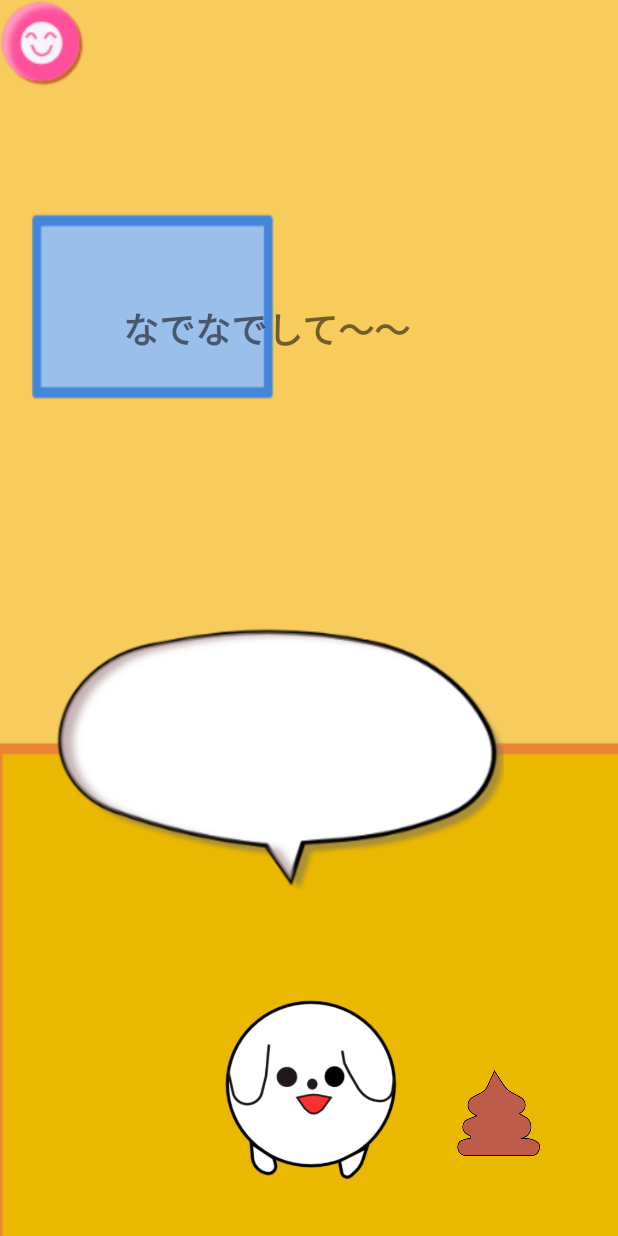
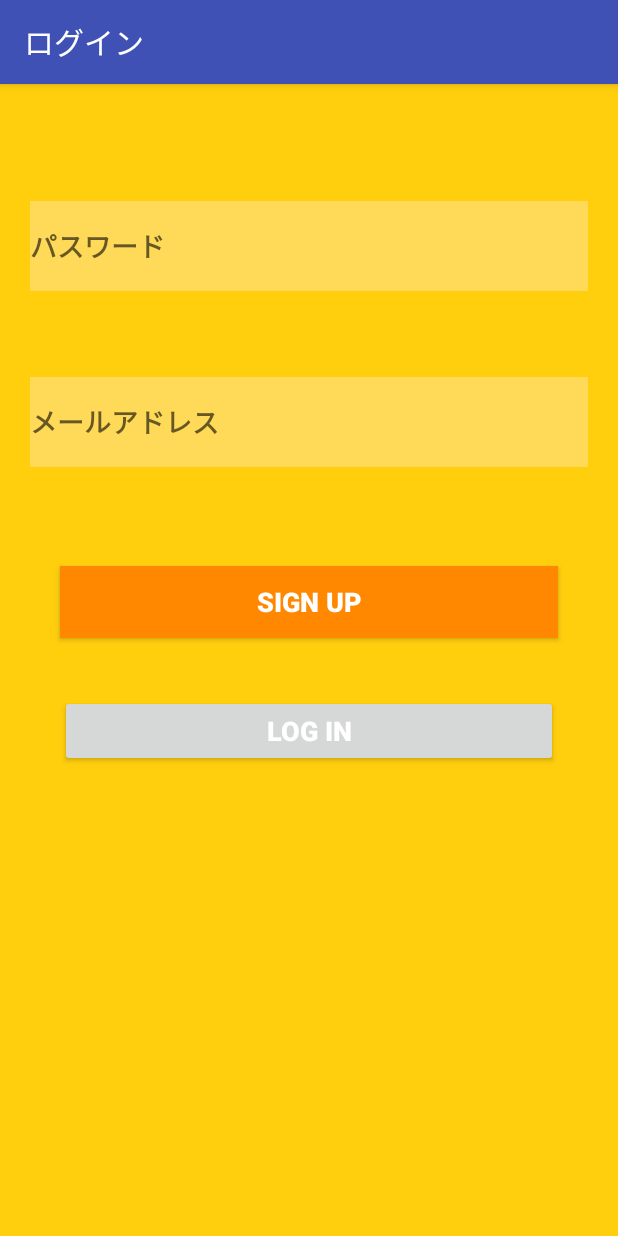
Before and after one commit to youko-wakou/PalamFairyGame-master, an Android app: the screen it shows after launch (MainActivity before the commit, LoginActivity after it), on a phone screen of 412 x 824 dp. Run offline under Robolectric (Android 15) with nearby library versions, the phone set to English and light mode, and no system bars; our stand-ins replace Firebase (no records; nobody signed in at launch, a user with empty details on screens opened directly).

Commit message:
ログイン機能追記 ログインはできる

```diff
--- a/app/src/main/AndroidManifest.xml
+++ b/app/src/main/AndroidManifest.xml
@@ -19,6 +19,7 @@
                 <category android:name="android.intent.category.LAUNCHER" />
             </intent-filter>
         </activity>
+        <activity android:name=".LoginActivity"></activity>
     </application>
 
 </manifest>
--- a/app/src/main/java/jp/palamfairy/project/android/palamfairygame/LoginActivity.java
+++ b/app/src/main/java/jp/palamfairy/project/android/palamfairygame/LoginActivity.java
@@ -3,6 +3,7 @@ package jp.palamfairy.project.android.palamfairygame;
 import android.app.AlertDialog;
 import android.app.ProgressDialog;
 import android.content.Context;
+import android.content.Intent;
 import android.os.Bundle;
 import android.support.annotation.NonNull;
 import android.support.design.widget.Snackbar;
@@ -11,6 +12,7 @@ import android.view.View;
 import android.view.inputmethod.InputMethodManager;
 import android.widget.Button;
 import android.widget.EditText;
+import android.widget.RelativeLayout;
 
 import com.google.android.gms.tasks.OnCompleteListener;
 import com.google.android.gms.tasks.Task;
@@ -41,15 +43,18 @@ public class LoginActivity extends AppCompatActivity {
     private AlertDialog.Builder loginErrorDialog;
     private boolean isCreateAccount = false;
     private InputMethodManager keyBoardShow;
+    private RelativeLayout loginViewLayout;
 
     protected void onCreate(Bundle savedInstanceState) {
         super.onCreate(savedInstanceState);
         setContentView(R.layout.activity_login);
+
 //        =========================レイアウトID取得=====================================================
         passwordEdit = (EditText) findViewById(R.id.password);
         emailEdit = (EditText) findViewById(R.id.email);
         loginButton = (Button) findViewById(R.id.login);
         signupButton = (Button) findViewById(R.id.sigin);
+        loginViewLayout = (RelativeLayout)findViewById(R.id.loginActivityView);
 //        ====================================================================================================
         Databasereference = FirebaseDatabase.getInstance().getReference();
         firebaseauth = FirebaseAuth.getInstance();
@@ -86,7 +91,7 @@ public class LoginActivity extends AppCompatActivity {
                     if(isCreateAccount){
                         loginProgressDialog.dismiss();
                     }else{
-                        Snackbar.make(v,"ログインに失敗しました",Snackbar.LENGTH_LONG).show();
+                        Snackbar.make(loginViewLayout,"ログインに失敗しました",Snackbar.LENGTH_LONG).show();
                         loginProgressDialog.dismiss();
                     }
                 }
@@ -128,7 +133,7 @@ public class LoginActivity extends AppCompatActivity {
         loginButton.setOnClickListener(new View.OnClickListener(){
             @Override
             public void onClick(View v){
-                keyBoardShow = (InputMethodManager)getSystemService(Context.INPUT_SERVICE);
+                keyBoardShow = (InputMethodManager)getSystemService(Context.INPUT_METHOD_SERVICE);
                 keyBoardShow.hideSoftInputFromWindow(v.getWindowToken(),InputMethodManager.HIDE_NOT_ALWAYS);
 
                 if(email.length() !=0 && password.length()>=6){
--- a/app/src/main/java/jp/palamfairy/project/android/palamfairygame/MainActivity.java
+++ b/app/src/main/java/jp/palamfairy/project/android/palamfairygame/MainActivity.java
@@ -1,5 +1,6 @@
 package jp.palamfairy.project.android.palamfairygame;
 
+import android.content.Intent;
 import android.graphics.drawable.AnimationDrawable;
 import android.media.AudioManager;
 import android.media.Image;
@@ -30,6 +31,9 @@ import android.widget.LinearLayout;
 import android.widget.RelativeLayout;
 import android.os.Handler;
 import android.widget.TextView;
+
+import com.google.firebase.auth.FirebaseAuth;
+import com.google.firebase.auth.FirebaseUser;
 
 import org.w3c.dom.Text;
 
@@ -92,6 +96,10 @@ public class MainActivity extends AppCompatActivity{
     private MediaPlayer selectPlayer;
     private MediaPlayer commentPlayer;
     private MediaPlayer menuOpenPlayer;
+    private Intent loginIntent;
+
+    private FirebaseUser userCheckFirebase;
+
 
     //    Handler mhandler= new Handler();
     private int random;
@@ -99,6 +107,13 @@ public class MainActivity extends AppCompatActivity{
     protected void onCreate(Bundle savedInstanceState) {
         super.onCreate(savedInstanceState);
         setContentView(R.layout.activity_main);
+//        =========================ログインしているか確認==============================================
+        userCheckFirebase = FirebaseAuth.getInstance().getCurrentUser();
+        if(userCheckFirebase == null){
+            loginIntent = new Intent(this,LoginActivity.class);
+            startActivity(loginIntent);
+        }
+//        =============================================================================================
 //        トイレのビュー取得
         toileA = (Button)findViewById(R.id.toileA);
         toileB = (Button)findViewById(R.id.toileB);
--- a/app/src/main/res/layout/activity_login.xml
+++ b/app/src/main/res/layout/activity_login.xml
@@ -4,6 +4,7 @@
     android:layout_width="match_parent"
     android:layout_height="match_parent"
     android:background="#FFCE0D"
+    android:id="@+id/loginActivityView"
     tools:context="jp.palamfairy.project.android.palamfairygame.LoginActivity">
 
     <EditText
@@ -61,7 +62,6 @@
         android:layout_marginLeft="40dp"
         android:layout_marginRight="40dp"
         android:layout_marginTop="38dp"
-        android:background="?android:attr/colorSwitchThumbNormal"
         android:text="Log In"
         android:textColor="@android:color/white"
         android:textSize="18sp"
```
